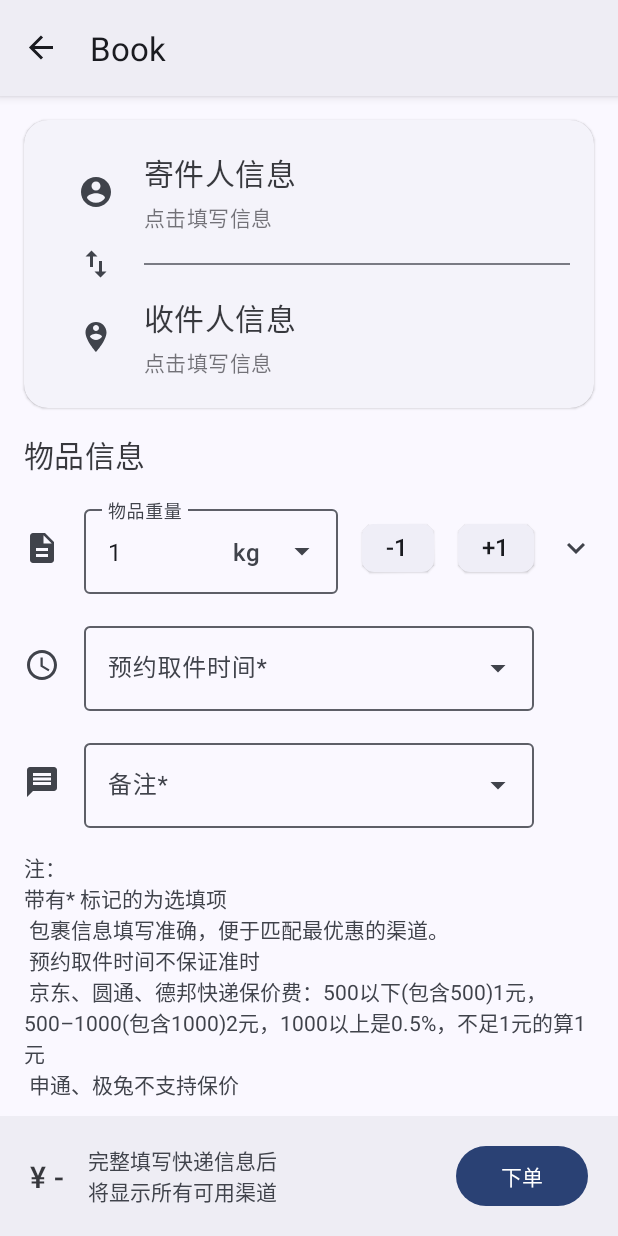
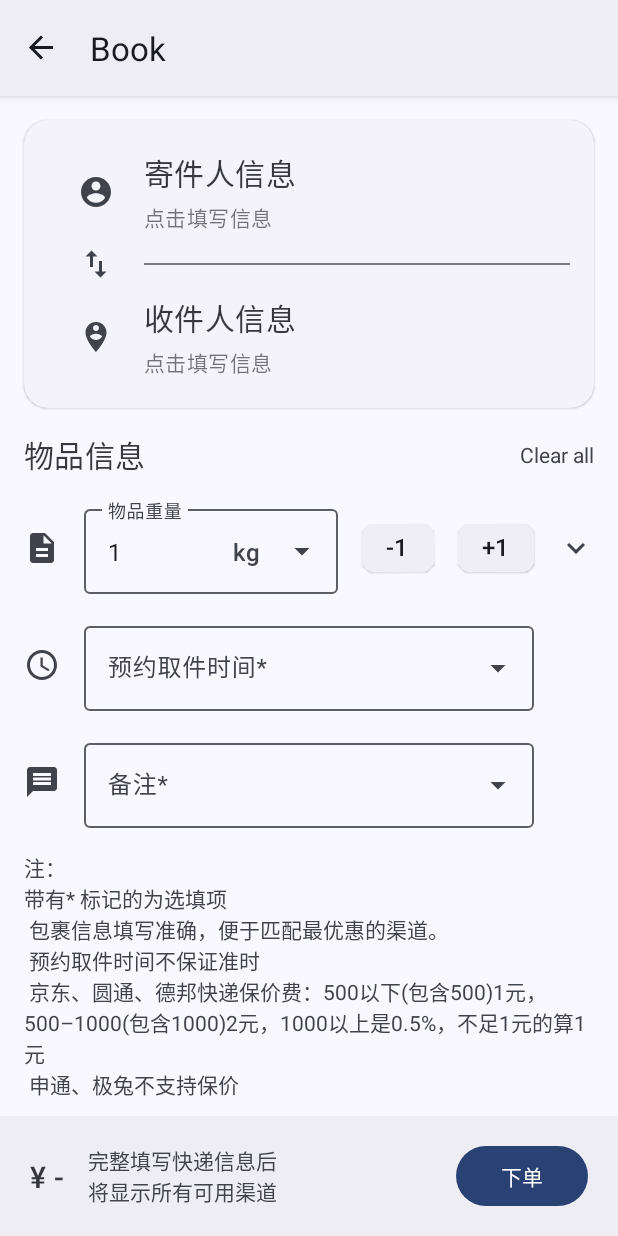
Before and after one commit to Airomeo/CDMS, an Android app: the BookFragment screen opened through its navigation route, on a phone screen of 412 x 824 dp. Run offline under Robolectric (Android 15) with nearby library versions, the phone set to English and light mode, and no system bars; our stand-ins replace Dagger/Hilt's generated code, navigation-ui; pictures from the network do not load; 4 statements that could not run were skipped.

Commit message:
Dev: 下单页面添加全部清除按钮。

```diff
--- a/app/src/main/java/app/i/cdms/ui/book/BookFragment.kt
+++ b/app/src/main/java/app/i/cdms/ui/book/BookFragment.kt
@@ -19,6 +19,7 @@ import androidx.lifecycle.lifecycleScope
 import androidx.lifecycle.repeatOnLifecycle
 import androidx.recyclerview.widget.LinearLayoutManager
 import app.i.cdms.R
+import app.i.cdms.data.model.BookBody
 import app.i.cdms.data.model.BookResult
 import app.i.cdms.data.model.Channel
 import app.i.cdms.databinding.CatBottomsheetScrollableContentBinding
@@ -45,7 +46,7 @@ class BookFragment : Fragment(R.layout.fragment_book) {
     private var _binding: FragmentBookBinding? = null
     private val binding get() = _binding!!
     private val listener = View.OnClickListener {
-        binding.apply {
+        with(binding) {
             when (it) {
                 iv, tvName, tvAddress -> {
                     showFillAddressDialog(true)
@@ -78,6 +79,9 @@ class BookFragment : Fragment(R.layout.fragment_book) {
                             receiveValues = body.senderValues
                         )
                     )
+                }
+                clearAll -> {
+                    initData()
                 }
                 dropdown -> {
                     it.animate().rotation(it.rotation + 180F)
@@ -173,7 +177,7 @@ class BookFragment : Fragment(R.layout.fragment_book) {
         super.onViewCreated(view, savedInstanceState)
 
         _binding = FragmentBookBinding.bind(view)
-        binding.apply {
+        with(binding) {
             iv.setOnClickListener(listener)
             tvName.setOnClickListener(listener)
             tvAddress.setOnClickListener(listener)
@@ -181,6 +185,7 @@ class BookFragment : Fragment(R.layout.fragment_book) {
             tvName2.setOnClickListener(listener)
             tvAddress2.setOnClickListener(listener)
             switcher.setOnClickListener(listener)
+            clearAll.setOnClickListener(listener)
             dropdown.setOnClickListener(listener)
             weightMinus.setOnClickListener(listener)
             weightPlus.setOnClickListener(listener)
@@ -315,24 +320,6 @@ class BookFragment : Fragment(R.layout.fragment_book) {
                     viewModel.bookBody.value.copy(remark = text.toString())
                 )
             }
-
-            // 初始化数据
-            viewModel.updateBookBodyFlow(
-                viewModel.bookBody.value.copy(
-                    weight = tvGoodsWeight.text.toString().toIntOrNull(),
-                    goods = tvGoodsName.text.toString(),
-                    packageCount = tvPackageCount.text.toString().toIntOrNull(),
-                    vloumLong = tvGoodsLength.text.toString().toIntOrNull(),
-                    vloumWidth = tvGoodsWidth.text.toString().toIntOrNull(),
-                    vloumHeight = tvGoodsHeight.text.toString().toIntOrNull(),
-                    guaranteeValueAmount = tvGuaranteeValueAmount.text.toString().toIntOrNull(),
-                    unitPrice = tvGoodsPrice.text.toString().toIntOrNull(),
-                    dateTime = tvPickUpTime.text.toString(),
-                    pickUpStartTime = tvPickUpTime.text.toString(),
-                    pickUpEndTime = tvPickUpTime.text.toString(),
-                    remark = tvNote.text.toString()
-                )
-            )
         }
         viewLifecycleOwner.lifecycleScope.launch {
             viewLifecycleOwner.repeatOnLifecycle(Lifecycle.State.STARTED) {
@@ -437,6 +424,28 @@ class BookFragment : Fragment(R.layout.fragment_book) {
                     }
                 }
             }
+        }
+        initData()
+    }
+
+    private fun initData() {
+        with(binding) {
+            viewModel._channelFees.value = emptyList()
+            viewModel._bookBody.value = BookBody()
+            tvName.setText(R.string.book_info_from)
+            tvAddress.setText(R.string.book_address_tips)
+            tvName2.setText(R.string.book_info_to)
+            tvAddress2.setText(R.string.book_address_tips)
+            tvGoodsWeight.setText("1")
+            tvGoodsName.setText(resources.getStringArray(R.array.cat_goods_type)[0])
+            tvPackageCount.setText("1")
+            tvGoodsLength.text = null
+            tvGoodsWidth.text = null
+            tvGoodsHeight.text = null
+            tvGuaranteeValueAmount.setText("0")
+            tvGoodsPrice.setText(resources.getStringArray(R.array.cat_goods_price)[0])
+            tvPickUpTime.text = null
+            tvNote.text = null
         }
     }
 
--- a/app/src/main/java/app/i/cdms/ui/book/BookViewModel.kt
+++ b/app/src/main/java/app/i/cdms/ui/book/BookViewModel.kt
@@ -63,7 +63,7 @@ class BookViewModel @Inject constructor(
     }.stateIn(viewModelScope, SharingStarted.WhileSubscribed(), emptyList())
 
     // 下单请求需要提交的参数
-    private val _bookBody = MutableStateFlow(BookBody())
+    val _bookBody = MutableStateFlow(BookBody())
     val bookBody = _bookBody.asStateFlow()
 
     // 比价请求需要提交的参数
--- a/app/src/main/res/layout/fragment_book.xml
+++ b/app/src/main/res/layout/fragment_book.xml
@@ -161,6 +161,16 @@
                 app:layout_constraintEnd_toEndOf="parent"
                 app:layout_constraintStart_toStartOf="parent"
                 app:layout_constraintTop_toBottomOf="@id/cvAddress" />
+
+            <TextView
+                android:id="@+id/clearAll"
+                android:layout_width="wrap_content"
+                android:layout_height="wrap_content"
+                android:layout_marginEnd="16dp"
+                android:text="@string/book_goods_info_clear"
+                app:layout_constraintBottom_toBottomOf="@id/divider"
+                app:layout_constraintEnd_toEndOf="parent"
+                app:layout_constraintTop_toTopOf="@id/divider" />
 
             <ImageView
                 android:id="@+id/ivGoods"
--- a/app/src/main/res/values/strings.xml
+++ b/app/src/main/res/values/strings.xml
@@ -155,6 +155,7 @@
     <string name="book_result_dialog_title">下单结果</string>
     <string name="book_result_dialog_positive_text">复制</string>
     <string name="book_goods_info">物品信息</string>
+    <string name="book_goods_info_clear">Clear all</string>
     <string name="book_tips">注：\n带有* 标记的为选填项\n
         包裹信息填写准确，便于匹配最优惠的渠道。\n
         预约取件时间不保证准时\n
```
Also changed, not shown: 1 other file.
